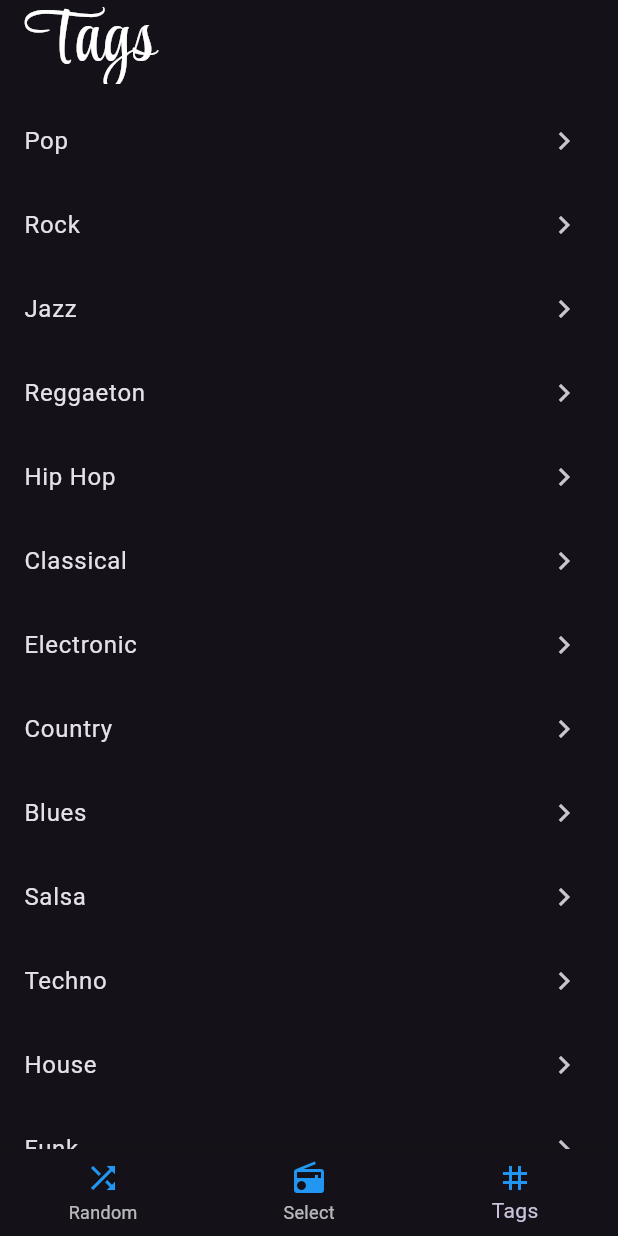
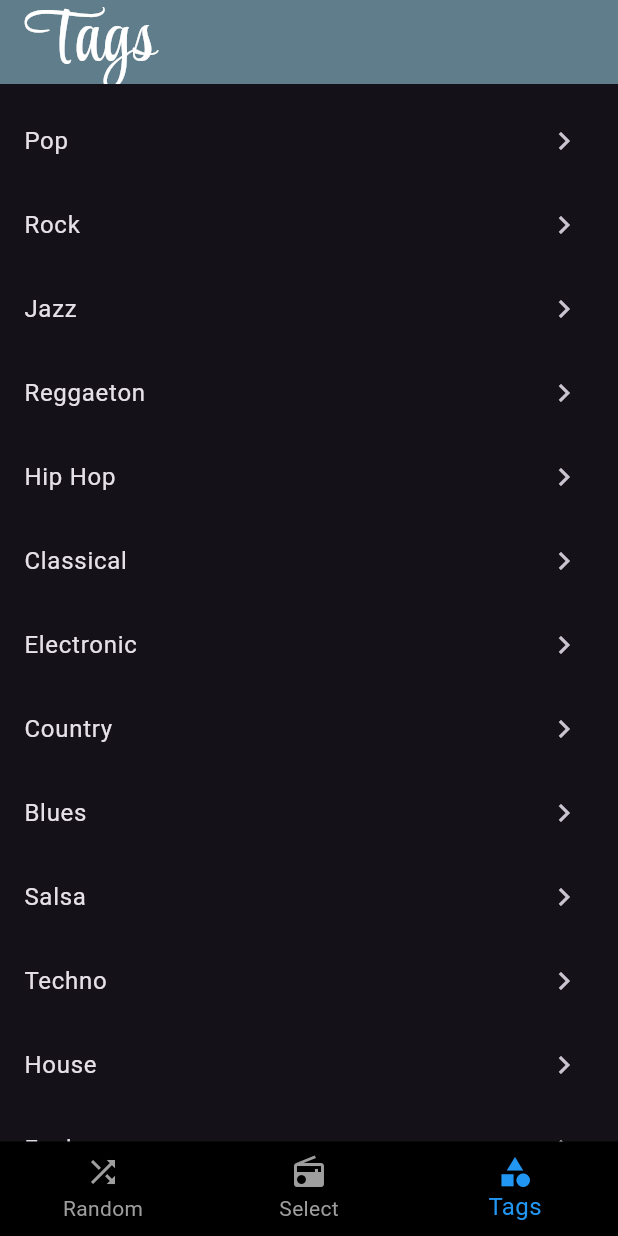
Before and after one commit to Psychohistorian11/world_radio_app, a Flutter app: the screen it shows after launch, item 3 of the bottom bar chosen, on a phone screen of 412 x 824 dp. Run offline on Flutter 3.47's test engine with Material 3 defaults, Android fonts, the light colour scheme and no system bars; our stand-ins replace flutter_map, just_audio, latlong2; network calls fail.

Commit message:
design improvements

```diff
--- a/lib/screens/home/home_screen.dart
+++ b/lib/screens/home/home_screen.dart
@@ -26,21 +26,28 @@ class _HomeScreenState extends State<HomeScreen> {
       bottomNavigationBar: BottomNavigationBar(
         currentIndex: _currentIndex,
         onTap: (index) {
+          if (!mounted) return;
           setState(() {
             _currentIndex = index;
           });
         },
+        backgroundColor: Colors.black,
+        selectedItemColor: Colors.blue,
+        unselectedItemColor: Colors.grey,
+        selectedFontSize: 16,
+        unselectedFontSize: 14,
+
         items: const [
           BottomNavigationBarItem(
-            icon: Icon(Icons.shuffle, color: Colors.blue,),
+            icon: Icon(Icons.shuffle),
             label: 'Random',
           ),
           BottomNavigationBarItem(
-            icon: Icon(Icons.radio, color: Colors.blue,),
+            icon: Icon(Icons.radio),
             label: 'Select' ,
           ),
           BottomNavigationBarItem(
-            icon: Icon(Icons.tag, color: Colors.blue),
+            icon: Icon(Icons.category),
             label: 'Tags',
           ),
         ],
--- a/lib/screens/selectRadio/select_radio_screen.dart
+++ b/lib/screens/selectRadio/select_radio_screen.dart
@@ -25,6 +25,7 @@ class _SelectRadioState extends State<SelectRadioScreen> {
   Widget build(BuildContext context) {
     return Scaffold(
       appBar: AppBar(
+        backgroundColor: Colors.blueGrey,
         title: const Text(
           'Search',
           style: TextStyle(color: Colors.white, fontFamily: 'StyleScript', fontSize: 50),
--- a/lib/screens/tagsRadio/tags_list_radio_screen.dart
+++ b/lib/screens/tagsRadio/tags_list_radio_screen.dart
@@ -13,6 +13,7 @@ class _TagsListRadioState extends State<TagsListRadioScreen> {
   Widget build(BuildContext context) {
     return Scaffold(
       appBar: AppBar(
+        backgroundColor: Colors.blueGrey,
         title: const Text('Tags',
         style: TextStyle(color: Colors.white, fontFamily: 'StyleScript', fontSize: 50),
       ),
--- a/lib/widgets/searchRadio/country_list.dart
+++ b/lib/widgets/searchRadio/country_list.dart
@@ -47,7 +47,6 @@ class _CountryListState extends State<CountryList> {
     if (_isLoading) return const Center(child: CircularProgressIndicator());
     if (countries.isEmpty) return const Center(child: Text("Not countries found."));
 
-
     return Padding(
       padding: const EdgeInsets.all(12),
       child: GridView.builder(
@@ -60,7 +59,6 @@ class _CountryListState extends State<CountryList> {
         ),
         itemBuilder: (context, index) {
           final country = countries[index];
-
           return GestureDetector(
             onTap: () {
                     Navigator.push(
--- a/lib/widgets/searchRadio/radio_list_by_country.dart
+++ b/lib/widgets/searchRadio/radio_list_by_country.dart
@@ -41,7 +41,9 @@ class _ListRadiosState extends State<RadioListByCountry> {
 Widget build(BuildContext context) {
   return Scaffold(
     appBar: AppBar(
-      title: Text("${widget.countryCode.toUpperCase()} Radios"),
+      backgroundColor: Colors.blueGrey,
+      title: Text("${widget.countryCode.toUpperCase()}   Radios",
+      style: TextStyle(color: Colors.white, fontFamily: 'StyleScript', fontSize: 30),),
     ),
     body: _isLoading
         ? const Center(child: CircularProgressIndicator())
--- a/lib/widgets/tagsRadio/radio_list_by_tag.dart
+++ b/lib/widgets/tagsRadio/radio_list_by_tag.dart
@@ -38,7 +38,10 @@ class _RadioListByTagState extends State<RadioListByTag>{
   @override
   Widget build(BuildContext context) {
     return Scaffold(
-      appBar: AppBar(title: Text("Radios: ${widget.tag.name}")),
+      appBar: AppBar(
+        backgroundColor: Colors.blueGrey,
+        title: Text("Radios: ${widget.tag.name}",
+        style: TextStyle(color: Colors.white, fontFamily: 'StyleScript', fontSize: 30))),
       body: _isLoading
           ? const Center(child: CircularProgressIndicator())
           : _radios == null || _radios!.isEmpty
```
Also changed, not shown: lib/screens/randomRadio/random_radio_screen.dart (+5 -3 lines), lib/widgets/country_s_radio.dart (+4 -4 lines).
